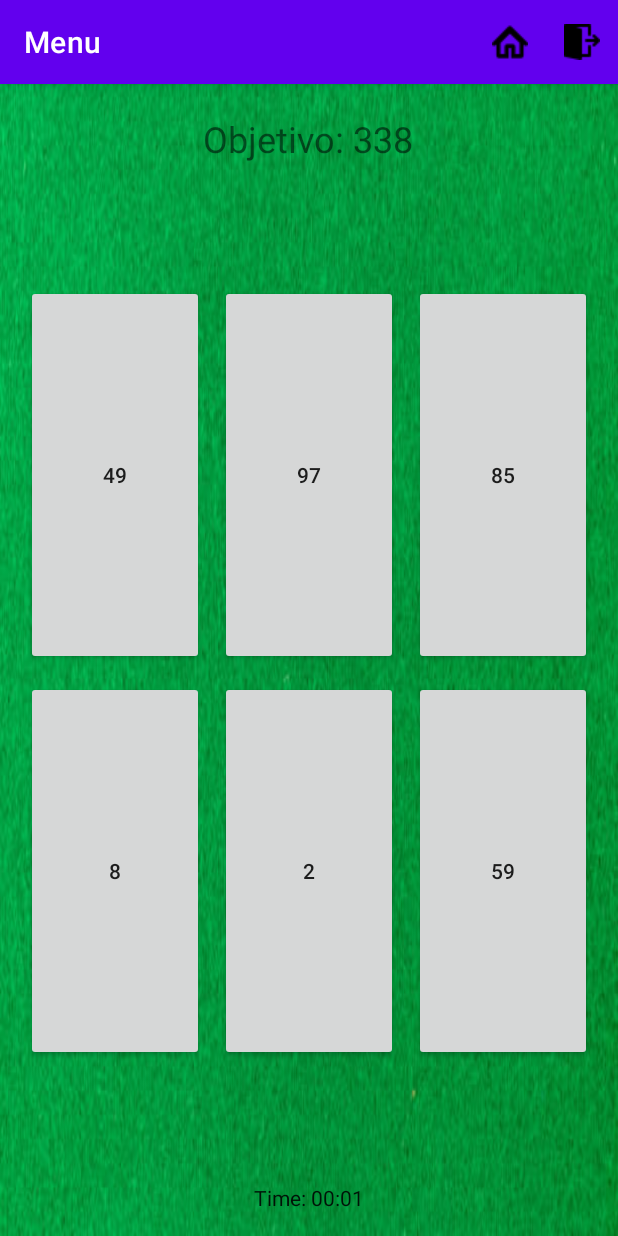
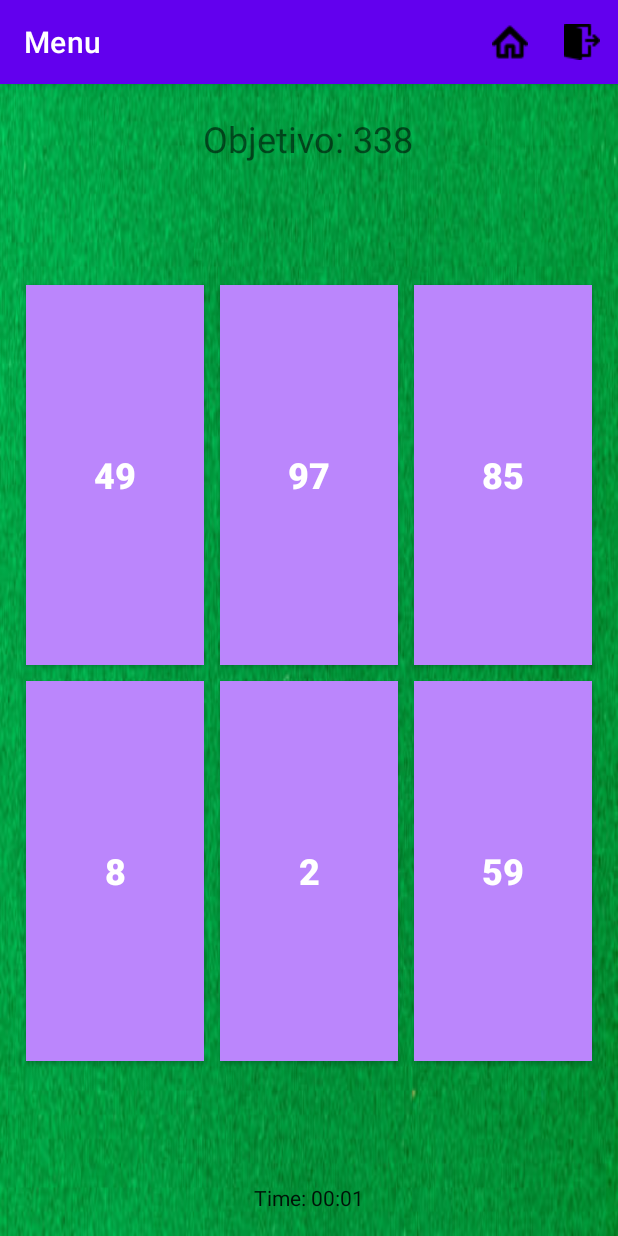
Before and after one commit to julsie157/JuegoProyectoFinal, an Android app: the SumGameActivity screen opened directly, with no data from a screen before it, on a phone screen of 412 x 824 dp. Run offline under Robolectric (Android 15) with nearby library versions, the phone set to English and light mode, and no system bars; our stand-ins replace Firebase (no records; nobody signed in at launch, a user with empty details on screens opened directly).

Commit message:
Todo parece okey

```diff
--- a/app/src/main/java/com/example/juegoproyectofinal/SumGameActivity.kt
+++ b/app/src/main/java/com/example/juegoproyectofinal/SumGameActivity.kt
@@ -1,6 +1,7 @@
 package com.example.juegoproyectofinal
 
 import android.content.Intent
+import android.graphics.Typeface
 import android.os.Bundle
 import android.os.SystemClock
 import android.view.Menu
@@ -67,6 +68,10 @@ class SumGameActivity : AppCompatActivity() {
         numbers.forEach { number ->
             val button = Button(this).apply {
                 text = number.toString()
+                textSize = 24f
+                setTypeface(typeface, Typeface.BOLD)
+                setTextColor(resources.getColor(R.color.white))
+                setBackgroundColor(resources.getColor(R.color.purple_200))
                 layoutParams = GridLayout.LayoutParams().apply {
                     width = 0
                     height = GridLayout.LayoutParams.WRAP_CONTENT
@@ -113,7 +118,6 @@ class SumGameActivity : AppCompatActivity() {
             .show()
     }
 
-
     private fun showLossDialog() {
         AlertDialog.Builder(this)
             .setTitle("¡Has perdido!")
@@ -126,7 +130,6 @@ class SumGameActivity : AppCompatActivity() {
             }
             .show()
     }
-
 
     private fun saveScore(time: Long, gameType: String) {
         val currentUser = FirebaseAuth.getInstance().currentUser
```
